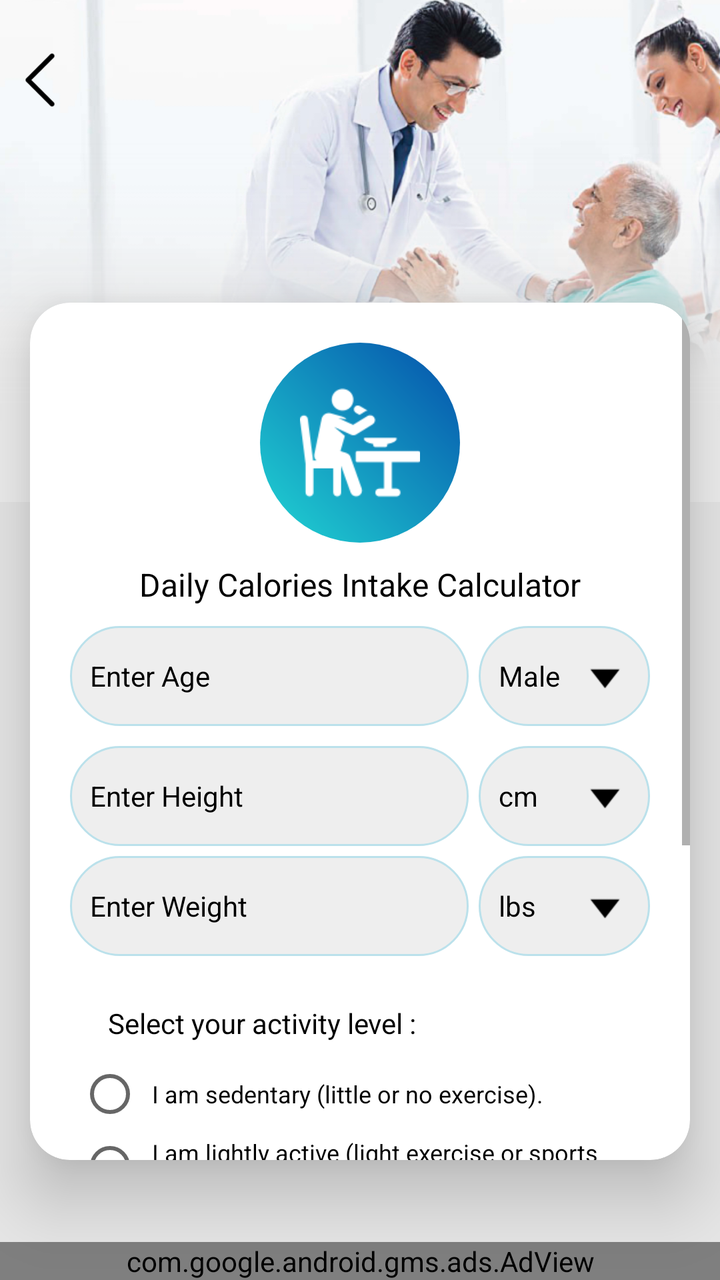
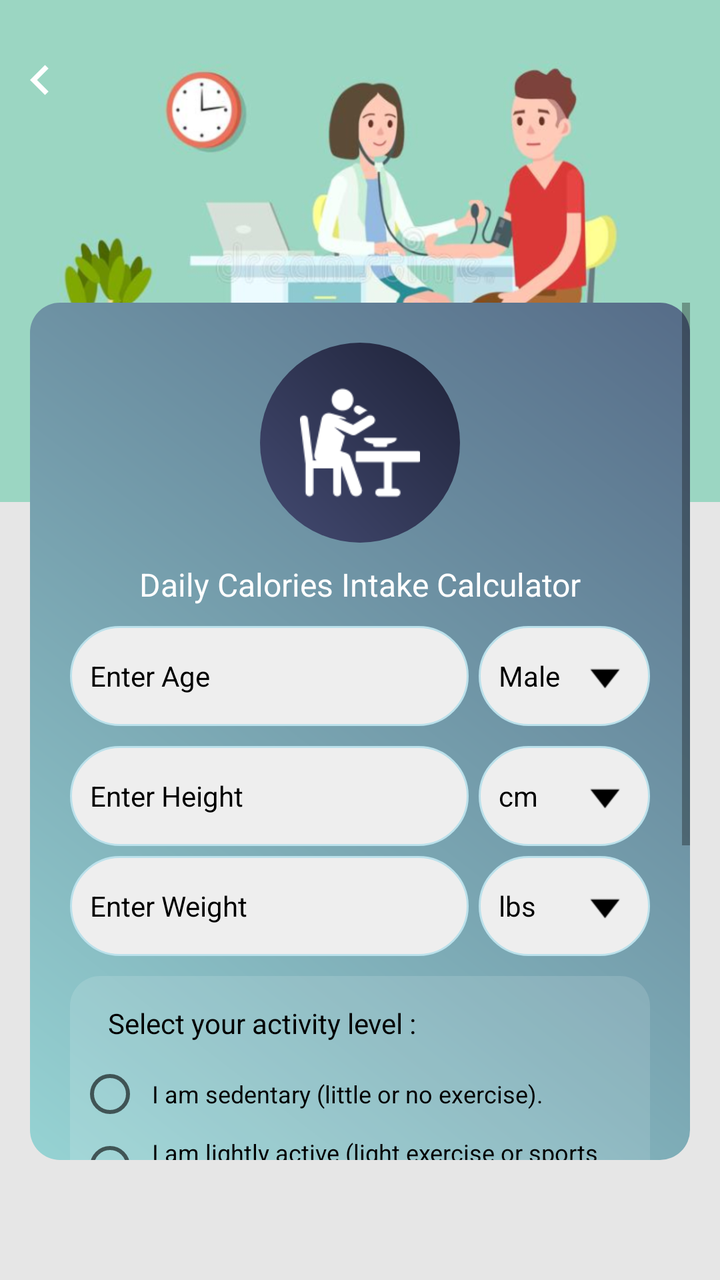

Two renders of the same Android screen: before a commit and after it. Below are the layout's source before the change and the commit's diff.
<!-- AndroidManifest.xml: application theme AppTheme -->
<!-- res/layout/calories_intake_calculator.xml -->
<?xml version="1.0" encoding="utf-8"?>
<RelativeLayout xmlns:android="http://schemas.android.com/apk/res/android"
    xmlns:aapt="http://schemas.android.com/aapt"
    xmlns:app="http://schemas.android.com/apk/res-auto"
    android:layout_width="match_parent"
    android:layout_height="match_parent"
    android:background="@color/gray_color">


    <RelativeLayout
        android:id="@+id/banner"
        android:layout_width="match_parent"
        android:layout_height="wrap_content"
        android:background="@mipmap/calculator_banner_2">

    </RelativeLayout>
    <ImageView
        android:id="@+id/iv_back"
        android:layout_width="40dp"
        android:layout_height="40dp"
        android:layout_alignParentLeft="true"
        android:layout_alignParentTop="true"
        android:layout_marginTop="20dp"
        android:padding="5dp"
        android:src="@mipmap/left_arrow" />



    <androidx.cardview.widget.CardView
        android:id="@+id/cardviewone"
        android:layout_marginBottom="60dp"
        android:layout_width="match_parent"
        android:layout_height="wrap_content"
        android:layout_marginLeft="@dimen/text_15"
        android:layout_below="@+id/banner"
        android:layout_marginTop="-100dp"
        android:layout_marginRight="@dimen/text_15"
        android:orientation="horizontal"
        app:cardCornerRadius="20dp"
        app:cardElevation="20dip">



        
    <ScrollView
        android:layout_width="match_parent"
        android:layout_height="wrap_content"

        android:layout_above="@+id/ad_layout"
        android:layout_below="@+id/tv_bodyfat">

        <LinearLayout
            android:layout_width="match_parent"
            android:layout_height="wrap_content"
            android:layout_centerInParent="true"
            android:layout_margin="20dp"
            android:layout_marginBottom="20dp"
            android:orientation="vertical">

            <RelativeLayout
                android:layout_width="match_parent"
                android:layout_above="@+id/cardviewone"

                android:layout_height="wrap_content">
                <RelativeLayout
                    android:id="@+id/rel12"
                    android:layout_width="100dp"
                    android:layout_centerInParent="true"
                    android:background="@drawable/a3_grad"
                    android:layout_height="100dp">

                    <ImageView
                        android:id="@+id/iv_bodyfat"
                        android:layout_width="60dp"
                        android:layout_height="60dp"
                        android:layout_centerHorizontal="true"
                        android:layout_centerInParent="true"
                        android:src="@drawable/img_daily_calorie_intake" />
                </RelativeLayout>
            </RelativeLayout>


            <TextView
                android:id="@+id/tv_bodyfat"
                android:layout_width="match_parent"
                android:layout_height="wrap_content"
                android:layout_below="@+id/rel12"
                android:textAlignment="center"
                android:layout_centerHorizontal="true"
                android:layout_margin="10dp"
                android:text="@string/Daily_Calories_Intake_Calculator"
                android:textColor="@color/black"
                android:textSize="@dimen/textsize_16" />

            <LinearLayout
                android:layout_width="match_parent"
                android:layout_height="wrap_content"
                android:orientation="horizontal">

                <EditText
                    android:id="@+id/et_age"
                    android:layout_width="0dp"
                    android:layout_height="50dp"
                    android:layout_marginBottom="5dp"
                    android:layout_weight="7"
                    android:background="@drawable/corner2"
                    android:hint="@string/Enter_Age"
                    android:imeOptions="actionNext"
                    android:inputType="number"
                    android:paddingLeft="10dp"
                    android:textColor="@color/black"
                    android:textColorHint="@color/black"
                    android:textSize="@dimen/textsize_14" />

                <TextView
                    android:id="@+id/tv_gender"
                    android:layout_width="0dp"
                    android:layout_height="match_parent"
                    android:layout_marginLeft="5dp"
                    android:layout_marginBottom="5dp"
                    android:layout_weight="3"
                    android:background="@drawable/corner2"
                    android:drawableRight="@mipmap/down"
                    android:gravity="top|bottom|left|right|center_vertical|fill_vertical|center_horizontal|fill_horizontal|center|fill|start|end"
                    android:padding="10dp"
                    android:text="@string/Male"
                    android:textColor="@color/black"
                    android:textColorHint="@color/black"
                    android:textSize="@dimen/textsize_14" />
            </LinearLayout>

            <LinearLayout
                android:layout_width="match_parent"
                android:layout_height="50dp"
                android:layout_centerInParent="true"
                android:layout_marginTop="5dp"
                android:orientation="horizontal"
                android:weightSum="10">

                <EditText
                    android:id="@+id/et_height"
                    android:layout_width="0dp"
                    android:layout_height="match_parent"
                    android:layout_weight="7"
                    android:background="@drawable/corner2"
                    android:hint="@string/Enter_Height"
                    android:imeOptions="actionNext"
                    android:inputType="none|number|numberSigned|numberDecimal"
                    android:paddingLeft="10dp"
                    android:textColor="@color/black"
                    android:textColorHint="@color/black"
                    android:textSize="@dimen/textsize_14" />

                <TextView
                    android:id="@+id/tv_heightunit"
                    android:layout_width="0dp"
                    android:layout_height="match_parent"
                    android:layout_marginLeft="5dp"
                    android:layout_weight="3"
                    android:background="@drawable/corner2"
                    android:drawableRight="@mipmap/down"
                    android:gravity="top|bottom|left|right|center_vertical|fill_vertical|center_horizontal|fill_horizontal|center|fill|start|end"
                    android:padding="10dp"
                    android:text="@string/cm"
                    android:textColor="@color/black"
                    android:textColorHint="@color/black"
                    android:textSize="@dimen/textsize_14" />
            </LinearLayout>

            <LinearLayout
                android:id="@+id/ll_weight"
                android:layout_width="match_parent"
                android:layout_height="50dp"
                android:layout_centerInParent="true"
                android:layout_marginTop="5dp"
                android:orientation="horizontal"
                android:weightSum="10">

                <EditText
                    android:id="@+id/et_weight"
                    android:layout_width="0dp"
                    android:layout_height="match_parent"
                    android:layout_weight="7"
                    android:background="@drawable/corner2"
                    android:hint="@string/Enter_Weight"
                    android:imeOptions="actionDone"
                    android:inputType="none|number|numberSigned|numberDecimal"
                    android:paddingLeft="10dp"
                    android:textColor="@color/black"
                    android:textColorHint="@color/black"
                    android:textSize="@dimen/textsize_14" />

                <TextView
                    android:id="@+id/tv_weightunit"
                    android:layout_width="0dp"
                    android:layout_height="match_parent"
                    android:layout_marginLeft="5dp"
                    android:layout_weight="3"
                    android:background="@drawable/corner2"
                    android:drawableRight="@mipmap/down"
                    android:gravity="top|bottom|left|right|center_vertical|fill_vertical|center_horizontal|fill_horizontal|center|fill|start|end"
                    android:padding="10dp"
                    android:text="@string/lbs"
                    android:textColor="@color/black"
                    android:textColorHint="@color/black"
                    android:textSize="@dimen/textsize_14" />
            </LinearLayout>

            <LinearLayout
                android:layout_width="match_parent"
                android:layout_height="wrap_content"
                android:layout_marginTop="10dp"
                android:background="@drawable/rounded_corner_chart"
                android:orientation="vertical">

                <TextView
                    android:id="@+id/tv_select_level"
                    android:layout_width="match_parent"
                    android:layout_height="wrap_content"
                    android:layout_marginLeft="5dp"
                    android:gravity="top|bottom|left|right|center_vertical|fill_vertical|center_horizontal|fill_horizontal|center|fill|start|end"
                    android:padding="10dp"
                    android:text="@string/Select_your_activity_level"
                    android:textColor="@color/black"
                    android:textColorHint="@color/black"
                    android:textSize="@dimen/textsize_14" />

                <RadioGroup
                    android:id="@+id/rg_activity_level"
                    android:layout_width="match_parent"
                    android:layout_height="wrap_content">

                    <RadioButton
                        android:id="@+id/rb1"
                        android:layout_width="match_parent"
                        android:layout_height="wrap_content"
                        android:padding="5dp"
                        android:text="@string/sedentary"
                        android:textColor="@color/black"
                        android:textSize="@dimen/textsize_tiny" />

                    <RadioButton
                        android:id="@+id/rb2"
                        android:layout_width="match_parent"
                        android:layout_height="wrap_content"
                        android:padding="5dp"
                        android:text="@string/lightly_active"
                        android:textColor="@color/black"
                        android:textSize="@dimen/textsize_tiny" />

                    <RadioButton
                        android:id="@+id/rb3"
                        android:layout_width="match_parent"
                        android:layout_height="wrap_content"
                        android:padding="5dp"
                        android:text="@string/moderately_active"
                        android:textColor="@color/black"
                        android:textSize="@dimen/textsize_tiny" />

                    <RadioButton
                        android:id="@+id/rb4"
                        android:layout_width="match_parent"
                        android:layout_height="wrap_content"
                        android:padding="5dp"
                        android:text="@string/very_active"
                        android:textColor="@color/black"
                        android:textSize="@dimen/textsize_tiny" />

                    <RadioButton
                        android:id="@+id/rb5"
                        android:layout_width="match_parent"
                        android:layout_height="wrap_content"
                        android:padding="5dp"
                        android:text="@string/super_active"
                        android:textColor="@color/black"
                        android:textSize="@dimen/textsize_tiny" />
                </RadioGroup>
            </LinearLayout>

            <TextView
                android:id="@+id/tv_search_calories_intake"
                android:layout_width="match_parent"
                android:layout_height="50dp"
                android:layout_marginTop="15dp"
                android:layout_marginBottom="35dp"
                android:background="@drawable/a3_grad"
                android:gravity="center"
                android:text="@string/Calculate_Daily_Calories_Intake"
                android:textColor="@color/white"
                android:textColorHint="@color/white"
                android:textSize="@dimen/textsize_14" />
        </LinearLayout>
    </ScrollView>
    </androidx.cardview.widget.CardView>
    <include
        android:id="@+id/ad_layout"
        layout="@layout/native_ad"
        android:layout_width="match_parent"
        android:layout_height="wrap_content"
        android:layout_alignParentLeft="true"
        android:layout_alignParentBottom="true"
        android:layout_gravity="top|center_vertical|center_horizontal|center" />
</RelativeLayout>
<!-- res/layout/native_ad.xml (included above) -->
<?xml version="1.0" encoding="utf-8"?>
<LinearLayout xmlns:android="http://schemas.android.com/apk/res/android"
    xmlns:aapt="http://schemas.android.com/aapt"
    xmlns:app="http://schemas.android.com/apk/res-auto"
    android:layout_width="match_parent"
    android:layout_height="wrap_content"
    android:orientation="vertical">

    <com.google.android.gms.ads.AdView
        android:id="@+id/adView"
        android:layout_width="match_parent"
        android:layout_height="wrap_content"
        android:layout_above="@+id/ll_footer_menu"
        app:adSize="BANNER"
        app:adUnitId="@string/banner_ad" />
</LinearLayout>
<!-- resources referenced by this layout -->
<resources>
  <color name="black">#000000</color>
  <color name="gray_color">#E6E6E6</color>
  <color name="white">#ffffff</color>
  <dimen name="text_15">15sp</dimen>
  <dimen name="textsize_14">14sp</dimen>
  <dimen name="textsize_16">16sp</dimen>
  <dimen name="textsize_tiny">12dp</dimen>
  <!-- drawable a3_grad (drawable) -->
  <?xml version="1.0" encoding="utf-8"?>
  <shape xmlns:android="http://schemas.android.com/apk/res/android">
      <gradient
          android:angle="225"
          android:endColor="#21d6d3"
          android:startColor="#044fab" />
  
      <corners android:radius="200dp"/>
      
  </shape>
  <!-- drawable corner2 (drawable) -->
  <?xml version="1.0" encoding="utf-8"?>
  <shape xmlns:android="http://schemas.android.com/apk/res/android"
      android:shape="rectangle">
  
  
      <stroke
          android:width="1dp"
          android:color="#BBE1EB"/>
  
      <corners android:radius="200dp"/>
  
      <solid
          android:color="#EEEEEE"/>
  
  </shape>
  <!-- drawable img_daily_calorie_intake: png bitmap (drawable, 1568 bytes) -->
  <!-- drawable rounded_corner_chart (drawable) -->
  <?xml version="1.0" encoding="utf-8"?>
  <shape xmlns:android="http://schemas.android.com/apk/res/android" xmlns:app="http://schemas.android.com/apk/res-auto" android:shape="rectangle">
      <solid android:color="@color/transperent_white"/>
      <stroke android:width="0dp" android:color="#06000d"/>
      <padding android:left="4dp" android:top="4dp" android:right="4dp" android:bottom="4dp"/>
      <corners android:radius="15dp"/>
  </shape>
  <!-- mipmap calculator_banner_2: png bitmap (mipmap-xhdpi, 230774 bytes) -->
  <!-- mipmap down: png bitmap (mipmap-xhdpi, 325 bytes) -->
  <!-- mipmap left_arrow: png bitmap (mipmap-xhdpi, 499 bytes) -->
  <string name="Calculate_Daily_Calories_Intake">Calculate Daily Calories Intake</string>
  <string name="Daily_Calories_Intake_Calculator">Daily Calories Intake Calculator</string>
  <string name="Enter_Age">Enter Age</string>
  <string name="Enter_Height">Enter Height</string>
  <string name="Enter_Weight">Enter Weight</string>
  <string name="Male">Male</string>
  <string name="Select_your_activity_level">Select your activity level :</string>
  <string name="banner_ad">ca-app-pub-3940256099942544/6300978111</string>
  <string name="cm">cm</string>
  <string name="lbs">lbs</string>
  <string name="lightly_active">I am lightly active (light exercise or sports 1-3 days per week)</string>
  <string name="moderately_active">I am moderately active (moderate exercise or sports 3-5 days per week)</string>
  <string name="sedentary">I am sedentary (little or no exercise).</string>
  <string name="super_active">I am super active (very hard exercise or sports and a physical job or 2x training)</string>
  <string name="very_active">I am very active (hard exercise or sports 6-7 days per week)</string>
  <style name="AppTheme" parent="Theme.AppCompat.Light.DarkActionBar">
          
          <item name="colorPrimary">@color/colorPrimary</item>
          <item name="colorPrimaryDark">@color/colorPrimaryDark</item>
          <item name="colorAccent">@color/colorAccent</item>
      </style>
  <color name="transperent_white">#20ffffff</color>
  <color name="colorPrimary">#36D1DC</color>
  <color name="colorPrimaryDark">#044fab</color>
  <color name="colorAccent">#03DAC5</color>
</resources>

<!-- the commit's change to res/layout/calories_intake_calculator.xml (unified diff, before → after) -->
@@ -22,11 +22,11 @@
         android:layout_alignParentTop="true"
         android:layout_marginTop="20dp"
         android:padding="5dp"
-        android:src="@mipmap/left_arrow" />
-
-
-
-    <androidx.cardview.widget.CardView
+        android:src="@drawable/ic_chevron_left_white_24dp" />
+
+
+
+    <LinearLayout
         android:id="@+id/cardviewone"
         android:layout_marginBottom="60dp"
         android:layout_width="match_parent"
@@ -36,7 +36,7 @@
         android:layout_marginTop="-100dp"
         android:layout_marginRight="@dimen/text_15"
         android:orientation="horizontal"
-        app:cardCornerRadius="20dp"
+        android:background="@drawable/a2_grad_black"
         app:cardElevation="20dip">
 
 
@@ -46,7 +46,7 @@
         android:layout_width="match_parent"
         android:layout_height="wrap_content"
 
-        android:layout_above="@+id/ad_layout"
+        android:layout_above="@+id/normal_ad_include"
         android:layout_below="@+id/tv_bodyfat">
 
         <LinearLayout
@@ -89,7 +89,7 @@
                 android:layout_centerHorizontal="true"
                 android:layout_margin="10dp"
                 android:text="@string/Daily_Calories_Intake_Calculator"
-                android:textColor="@color/black"
+                android:textColor="@color/white"
                 android:textSize="@dimen/textsize_16" />
 
             <LinearLayout
@@ -291,30 +291,11 @@
                 android:textSize="@dimen/textsize_14" />
         </LinearLayout>
     </ScrollView>
-    </androidx.cardview.widget.CardView>
-    <include
-        android:id="@+id/ad_layout"
-        layout="@layout/native_ad"
+    </LinearLayout>
+    <LinearLayout
+        android:id="@+id/normal_ad_include"
         android:layout_width="match_parent"
         android:layout_height="wrap_content"
-        android:layout_alignParentLeft="true"
-        android:layout_alignParentBottom="true"
-        android:layout_gravity="top|center_vertical|center_horizontal|center" />
+        android:orientation="vertical"
+        android:layout_alignParentBottom="true"/>
 </RelativeLayout>
-<!-- res/layout/native_ad.xml (included above) -->
-<?xml version="1.0" encoding="utf-8"?>
-<LinearLayout xmlns:android="http://schemas.android.com/apk/res/android"
-    xmlns:aapt="http://schemas.android.com/aapt"
-    xmlns:app="http://schemas.android.com/apk/res-auto"
-    android:layout_width="match_parent"
-    android:layout_height="wrap_content"
-    android:orientation="vertical">
-
-    <com.google.android.gms.ads.AdView
-        android:id="@+id/adView"
-        android:layout_width="match_parent"
-        android:layout_height="wrap_content"
-        android:layout_above="@+id/ll_footer_menu"
-        app:adSize="BANNER"
-        app:adUnitId="@string/banner_ad" />
-</LinearLayout>
<!-- resource entries referenced after the edit -->
@@ -7,16 +7,27 @@
   <dimen name="textsize_14">14sp</dimen>
   <dimen name="textsize_16">16sp</dimen>
   <dimen name="textsize_tiny">12dp</dimen>
-  <!-- drawable a3_grad (drawable) -->
+  <!-- drawable a2_grad_black (drawable) -->
   <?xml version="1.0" encoding="utf-8"?>
   <shape xmlns:android="http://schemas.android.com/apk/res/android">
       <gradient
           android:angle="225"
-          android:endColor="#21d6d3"
-          android:startColor="#044fab" />
+          android:endColor="#96D3D3"
+          android:startColor="#566C88" />
   
-      <corners android:radius="200dp"/>
-      
+      <corners android:radius="15dp"/>
+  
+  </shape>
+  <!-- drawable a3_grad (drawable) -->
+  <?xml version="1.0" encoding="utf-8"?>
+  <shape xmlns:android="http://schemas.android.com/apk/res/android">
+  <gradient
+      android:angle="225"
+      android:endColor="#434A71"
+      android:startColor="#1F2339" />
+  
+  <corners android:radius="200dp"/>
+  
   </shape>
   <!-- drawable corner2 (drawable) -->
   <?xml version="1.0" encoding="utf-8"?>
@@ -34,6 +45,12 @@
           android:color="#EEEEEE"/>
   
   </shape>
+  <!-- drawable ic_chevron_left_white_24dp (drawable) -->
+  <vector android:height="24dp" android:tint="#FFFFFF"
+      android:viewportHeight="24" android:viewportWidth="24"
+      android:width="24dp" xmlns:android="http://schemas.android.com/apk/res/android">
+      <path android:fillColor="@android:color/white" android:pathData="M15.41,7.41L14,6l-6,6 6,6 1.41,-1.41L10.83,12z"/>
+  </vector>
   <!-- drawable img_daily_calorie_intake: png bitmap (drawable, 1568 bytes) -->
   <!-- drawable rounded_corner_chart (drawable) -->
   <?xml version="1.0" encoding="utf-8"?>
@@ -43,9 +60,8 @@
       <padding android:left="4dp" android:top="4dp" android:right="4dp" android:bottom="4dp"/>
       <corners android:radius="15dp"/>
   </shape>
-  <!-- mipmap calculator_banner_2: png bitmap (mipmap-xhdpi, 230774 bytes) -->
+  <!-- mipmap calculator_banner_2: png bitmap (mipmap-xhdpi, 192739 bytes) -->
   <!-- mipmap down: png bitmap (mipmap-xhdpi, 325 bytes) -->
-  <!-- mipmap left_arrow: png bitmap (mipmap-xhdpi, 499 bytes) -->
   <string name="Calculate_Daily_Calories_Intake">Calculate Daily Calories Intake</string>
   <string name="Daily_Calories_Intake_Calculator">Daily Calories Intake Calculator</string>
   <string name="Enter_Age">Enter Age</string>
@@ -53,7 +69,6 @@
   <string name="Enter_Weight">Enter Weight</string>
   <string name="Male">Male</string>
   <string name="Select_your_activity_level">Select your activity level :</string>
-  <string name="banner_ad">ca-app-pub-3940256099942544/6300978111</string>
   <string name="cm">cm</string>
   <string name="lbs">lbs</string>
   <string name="lightly_active">I am lightly active (light exercise or sports 1-3 days per week)</string>
@@ -68,8 +83,8 @@
           <item name="colorAccent">@color/colorAccent</item>
       </style>
   <color name="transperent_white">#20ffffff</color>
-  <color name="colorPrimary">#36D1DC</color>
-  <color name="colorPrimaryDark">#044fab</color>
-  <color name="colorAccent">#03DAC5</color>
+  <color name="colorPrimary">#434A71</color>
+  <color name="colorPrimaryDark">#1F2339</color>
+  <color name="colorAccent">#1F2339</color>
 </resources>
 
